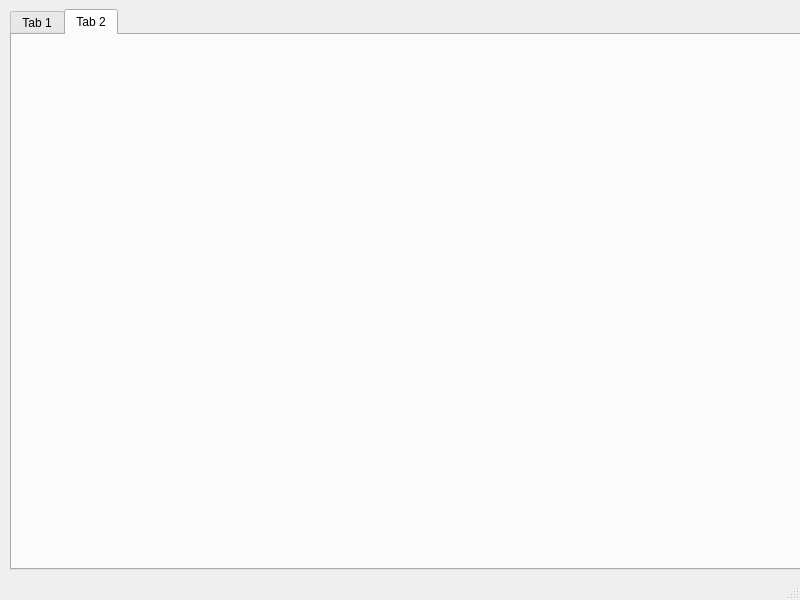
Old version of the form RepassageQT/mainwindow.ui in the repository BoujmilLouey/RepassageQT.
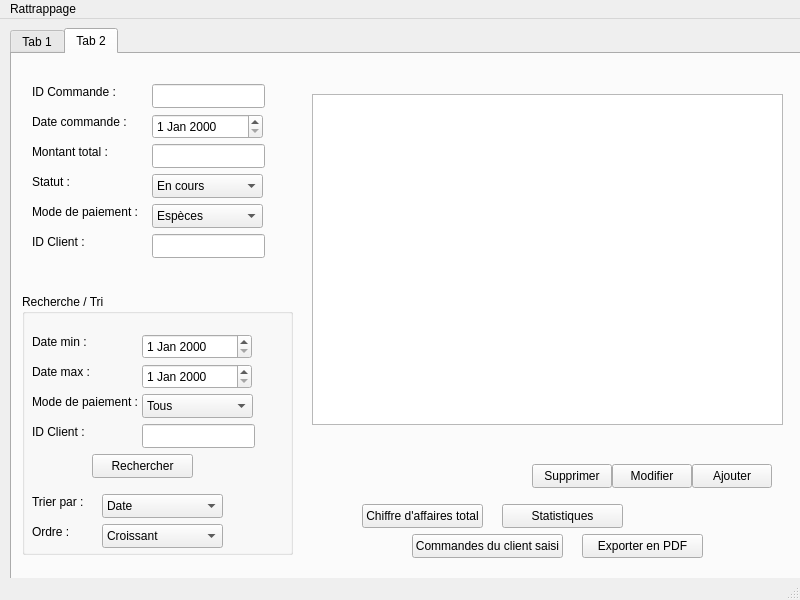
New version of the form. The open tabs and pages were chosen to show the change.

Commit message:
Crud Commande + Metiers
Crud Commande + Metiers

```diff
--- a/RepassageQT/mainwindow.ui
+++ b/RepassageQT/mainwindow.ui
@@ -458,6 +458,509 @@
      <attribute name="title">
       <string>Tab 2</string>
      </attribute>
+     <widget class="QLabel" name="label_6">
+      <property name="geometry">
+       <rect>
+        <x>20</x>
+        <y>30</y>
+        <width>91</width>
+        <height>16</height>
+       </rect>
+      </property>
+      <property name="text">
+       <string>ID Commande :</string>
+      </property>
+     </widget>
+     <widget class="QLabel" name="label_7">
+      <property name="geometry">
+       <rect>
+        <x>20</x>
+        <y>60</y>
+        <width>101</width>
+        <height>16</height>
+       </rect>
+      </property>
+      <property name="text">
+       <string>Date commande :</string>
+      </property>
+     </widget>
+     <widget class="QLabel" name="label_8">
+      <property name="geometry">
+       <rect>
+        <x>20</x>
+        <y>90</y>
+        <width>91</width>
+        <height>16</height>
+       </rect>
+      </property>
+      <property name="text">
+       <string>Montant total :</string>
+      </property>
+     </widget>
+     <widget class="QLabel" name="label_9">
+      <property name="geometry">
+       <rect>
+        <x>20</x>
+        <y>120</y>
+        <width>61</width>
+        <height>16</height>
+       </rect>
+      </property>
+      <property name="text">
+       <string>Statut :</string>
+      </property>
+     </widget>
+     <widget class="QLabel" name="label_10">
+      <property name="geometry">
+       <rect>
+        <x>20</x>
+        <y>150</y>
+        <width>111</width>
+        <height>16</height>
+       </rect>
+      </property>
+      <property name="text">
+       <string>Mode de paiement :</string>
+      </property>
+     </widget>
+     <widget class="QLabel" name="label_11">
+      <property name="geometry">
+       <rect>
+        <x>20</x>
+        <y>180</y>
+        <width>61</width>
+        <height>16</height>
+       </rect>
+      </property>
+      <property name="text">
+       <string>ID Client :</string>
+      </property>
+     </widget>
+     <widget class="QLineEdit" name="lineIdCommande">
+      <property name="geometry">
+       <rect>
+        <x>140</x>
+        <y>30</y>
+        <width>113</width>
+        <height>24</height>
+       </rect>
+      </property>
+     </widget>
+     <widget class="QLineEdit" name="lineMontantCommande">
+      <property name="geometry">
+       <rect>
+        <x>140</x>
+        <y>90</y>
+        <width>113</width>
+        <height>24</height>
+       </rect>
+      </property>
+     </widget>
+     <widget class="QLineEdit" name="lineIdClientCommande">
+      <property name="geometry">
+       <rect>
+        <x>140</x>
+        <y>180</y>
+        <width>113</width>
+        <height>24</height>
+       </rect>
+      </property>
+     </widget>
+     <widget class="QDateEdit" name="dateCommande">
+      <property name="geometry">
+       <rect>
+        <x>140</x>
+        <y>60</y>
+        <width>111</width>
+        <height>25</height>
+       </rect>
+      </property>
+     </widget>
+     <widget class="QComboBox" name="comboStatutCommande">
+      <property name="geometry">
+       <rect>
+        <x>140</x>
+        <y>120</y>
+        <width>111</width>
+        <height>24</height>
+       </rect>
+      </property>
+      <item>
+       <property name="text">
+        <string>En cours</string>
+       </property>
+      </item>
+      <item>
+       <property name="text">
+        <string>Payée</string>
+       </property>
+      </item>
+      <item>
+       <property name="text">
+        <string>Annulée</string>
+       </property>
+      </item>
+     </widget>
+     <widget class="QComboBox" name="comboModePaiement">
+      <property name="geometry">
+       <rect>
+        <x>140</x>
+        <y>150</y>
+        <width>111</width>
+        <height>24</height>
+       </rect>
+      </property>
+      <item>
+       <property name="text">
+        <string>Espèces</string>
+       </property>
+      </item>
+      <item>
+       <property name="text">
+        <string>Carte</string>
+       </property>
+      </item>
+      <item>
+       <property name="text">
+        <string>Chèque</string>
+       </property>
+      </item>
+      <item>
+       <property name="text">
+        <string>Virement</string>
+       </property>
+      </item>
+      <item>
+       <property name="text">
+        <string>En ligne</string>
+       </property>
+      </item>
+     </widget>
+     <widget class="QTableView" name="tableViewCommandes">
+      <property name="geometry">
+       <rect>
+        <x>300</x>
+        <y>40</y>
+        <width>471</width>
+        <height>331</height>
+       </rect>
+      </property>
+     </widget>
+     <widget class="QPushButton" name="btnAjouterCommande">
+      <property name="geometry">
+       <rect>
+        <x>680</x>
+        <y>410</y>
+        <width>80</width>
+        <height>24</height>
+       </rect>
+      </property>
+      <property name="text">
+       <string>Ajouter</string>
+      </property>
+     </widget>
+     <widget class="QPushButton" name="btnSupprimerCommande">
+      <property name="geometry">
+       <rect>
+        <x>520</x>
+        <y>410</y>
+        <width>80</width>
+        <height>24</height>
+       </rect>
+      </property>
+      <property name="text">
+       <string>Supprimer</string>
+      </property>
+     </widget>
+     <widget class="QPushButton" name="btnModifierCommande">
+      <property name="geometry">
+       <rect>
+        <x>600</x>
+        <y>410</y>
+        <width>80</width>
+        <height>24</height>
+       </rect>
+      </property>
+      <property name="text">
+       <string>Modifier</string>
+      </property>
+     </widget>
+     <widget class="QGroupBox" name="groupBox">
+      <property name="geometry">
+       <rect>
+        <x>10</x>
+        <y>240</y>
+        <width>271</width>
+        <height>261</height>
+       </rect>
+      </property>
+      <property name="title">
+       <string>Recherche / Tri</string>
+      </property>
+      <widget class="QLabel" name="label_12">
+       <property name="geometry">
+        <rect>
+         <x>10</x>
+         <y>40</y>
+         <width>61</width>
+         <height>16</height>
+        </rect>
+       </property>
+       <property name="text">
+        <string>Date min :</string>
+       </property>
+      </widget>
+      <widget class="QLabel" name="label_13">
+       <property name="geometry">
+        <rect>
+         <x>10</x>
+         <y>130</y>
+         <width>71</width>
+         <height>16</height>
+        </rect>
+       </property>
+       <property name="text">
+        <string>ID Client :</string>
+       </property>
+      </widget>
+      <widget class="QLabel" name="label_14">
+       <property name="geometry">
+        <rect>
+         <x>10</x>
+         <y>100</y>
+         <width>111</width>
+         <height>16</height>
+        </rect>
+       </property>
+       <property name="text">
+        <string>Mode de paiement :</string>
+       </property>
+      </widget>
+      <widget class="QLabel" name="label_15">
+       <property name="geometry">
+        <rect>
+         <x>10</x>
+         <y>70</y>
+         <width>61</width>
+         <height>16</height>
+        </rect>
+       </property>
+       <property name="text">
+        <string>Date max :</string>
+       </property>
+      </widget>
+      <widget class="QDateEdit" name="dateMinCommande">
+       <property name="geometry">
+        <rect>
+         <x>120</x>
+         <y>40</y>
+         <width>110</width>
+         <height>25</height>
+        </rect>
+       </property>
+      </widget>
+      <widget class="QDateEdit" name="dateMaxCommande">
+       <property name="geometry">
+        <rect>
+         <x>120</x>
+         <y>70</y>
+         <width>110</width>
+         <height>25</height>
+        </rect>
+       </property>
+      </widget>
+      <widget class="QComboBox" name="comboModePaiementFiltre">
+       <property name="geometry">
+        <rect>
+         <x>120</x>
+         <y>100</y>
+         <width>111</width>
+         <height>24</height>
+        </rect>
+       </property>
+       <item>
+        <property name="text">
+         <string>Tous</string>
+        </property>
+       </item>
+       <item>
+        <property name="text">
+         <string>Espèces</string>
+        </property>
+       </item>
+       <item>
+        <property name="text">
+         <string>Carte</string>
+        </property>
+       </item>
+       <item>
+        <property name="text">
+         <string>Chèque</string>
+        </property>
+       </item>
+       <item>
+        <property name="text">
+         <string>Virement</string>
+        </property>
+       </item>
+       <item>
+        <property name="text">
+         <string>En ligne</string>
+        </property>
+       </item>
+      </widget>
+      <widget class="QLineEdit" name="lineIdClientFiltreCommande">
+       <property name="geometry">
+        <rect>
+         <x>120</x>
+         <y>130</y>
+         <width>113</width>
+         <height>24</height>
+        </rect>
+       </property>
+      </widget>
+      <widget class="QPushButton" name="btnRechercheCommande">
+       <property name="geometry">
+        <rect>
+         <x>70</x>
+         <y>160</y>
+         <width>101</width>
+         <height>24</height>
+        </rect>
+       </property>
+       <property name="text">
+        <string>Rechercher</string>
+       </property>
+      </widget>
+      <widget class="QLabel" name="label_16">
+       <property name="geometry">
+        <rect>
+         <x>10</x>
+         <y>200</y>
+         <width>61</width>
+         <height>16</height>
+        </rect>
+       </property>
+       <property name="text">
+        <string>Trier par :</string>
+       </property>
+      </widget>
+      <widget class="QLabel" name="label_17">
+       <property name="geometry">
+        <rect>
+         <x>10</x>
+         <y>230</y>
+         <width>61</width>
+         <height>16</height>
+        </rect>
+       </property>
+       <property name="text">
+        <string>Ordre :</string>
+       </property>
+      </widget>
+      <widget class="QComboBox" name="comboTriCommande">
+       <property name="geometry">
+        <rect>
+         <x>80</x>
+         <y>200</y>
+         <width>121</width>
+         <height>24</height>
+        </rect>
+       </property>
+       <item>
+        <property name="text">
+         <string>Date</string>
+        </property>
+       </item>
+       <item>
+        <property name="text">
+         <string>Montant</string>
+        </property>
+       </item>
+       <item>
+        <property name="text">
+         <string>Client</string>
+        </property>
+       </item>
+       <item>
+        <property name="text">
+         <string>Paiement</string>
+        </property>
+       </item>
+      </widget>
+      <widget class="QComboBox" name="comboOrdreCommande">
+       <property name="geometry">
+        <rect>
+         <x>80</x>
+         <y>230</y>
+         <width>121</width>
+         <height>24</height>
+        </rect>
+       </property>
+       <item>
+        <property name="text">
+         <string>Croissant</string>
+        </property>
+       </item>
+       <item>
+        <property name="text">
+         <string>Décroissant</string>
+        </property>
+       </item>
+      </widget>
+     </widget>
+     <widget class="QPushButton" name="btnExporterCommandesPdf">
+      <property name="geometry">
+       <rect>
+        <x>570</x>
+        <y>480</y>
+        <width>121</width>
+        <height>24</height>
+       </rect>
+      </property>
+      <property name="text">
+       <string>Exporter en PDF</string>
+      </property>
+     </widget>
+     <widget class="QPushButton" name="btnCommandesPourClient">
+      <property name="geometry">
+       <rect>
+        <x>400</x>
+        <y>480</y>
+        <width>151</width>
+        <height>24</height>
+       </rect>
+      </property>
+      <property name="text">
+       <string>Commandes du client saisi</string>
+      </property>
+     </widget>
+     <widget class="QPushButton" name="btnStatsCommandes">
+      <property name="geometry">
+       <rect>
+        <x>490</x>
+        <y>450</y>
+        <width>121</width>
+        <height>24</height>
+       </rect>
+      </property>
+      <property name="text">
+       <string>Statistiques</string>
+      </property>
+     </widget>
+     <widget class="QPushButton" name="btnChiffreAffairesTotal">
+      <property name="geometry">
+       <rect>
+        <x>350</x>
+        <y>450</y>
+        <width>121</width>
+        <height>24</height>
+       </rect>
+      </property>
+      <property name="text">
+       <string>Chiffre d'affaires total</string>
+      </property>
+     </widget>
     </widget>
    </widget>
   </widget>
@@ -470,6 +973,12 @@
      <height>21</height>
     </rect>
    </property>
+   <widget class="QMenu" name="menuRattrappage">
+    <property name="title">
+     <string>Rattrappage</string>
+    </property>
+   </widget>
+   <addaction name="menuRattrappage"/>
   </widget>
   <widget class="QStatusBar" name="statusbar"/>
  </widget>
```
Left out of the diff: 2 changed lines with no effect on the pictures. The commit also changes 13 other files.
